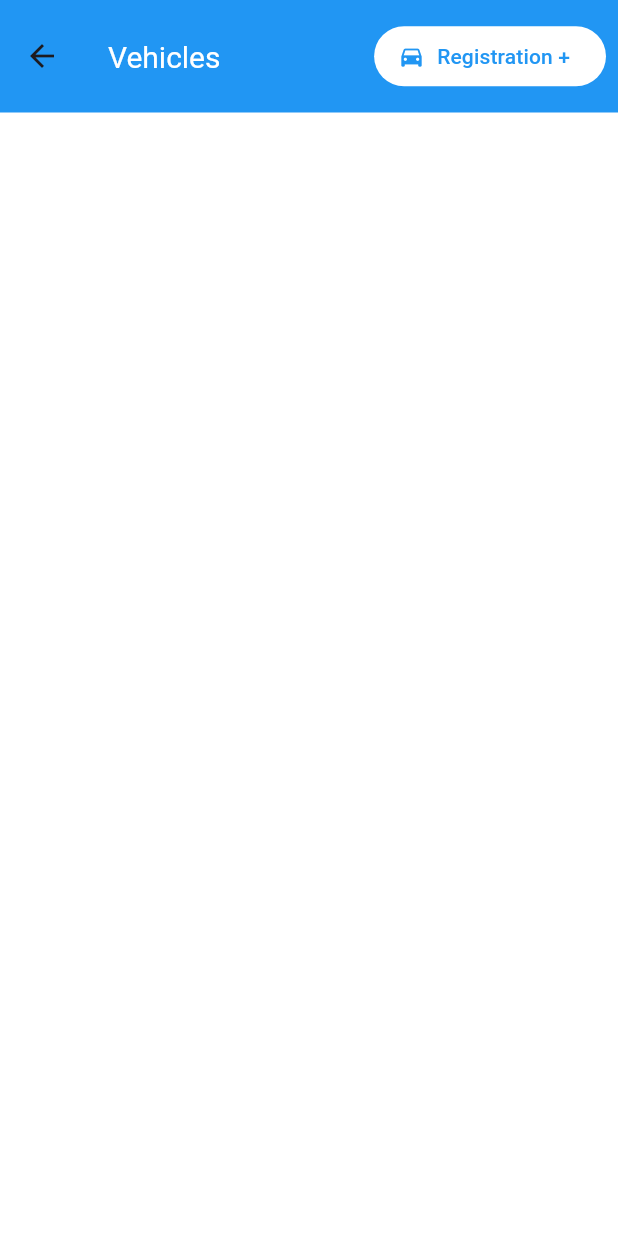
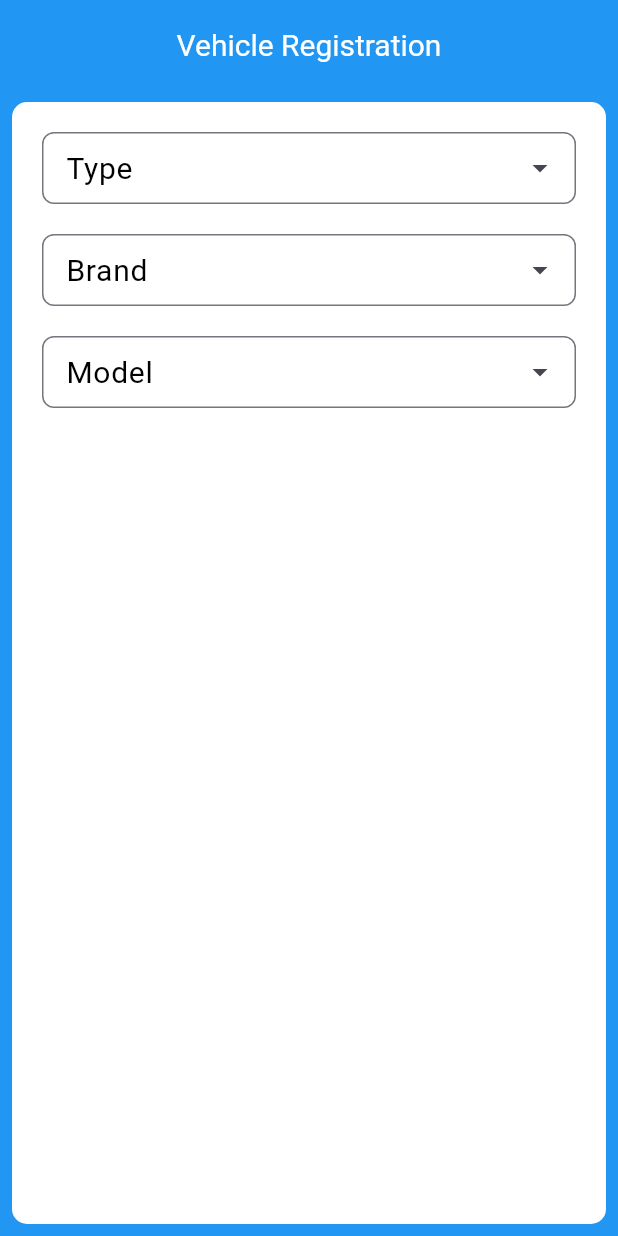
Before and after one commit to JoaoReinert/App_aluguel_de_veiculos, a Flutter app: the VehicleRegistrationPage screen opened by its route, after a tap on "Registration +", on a phone screen of 412 x 824 dp. Run offline on Flutter 3.47's test engine with Material 3 defaults, Android fonts, the phone set to English and light mode, and no system bars; drawn by our look-alikes of dropdown_search; our stand-ins replace sqflite; accounts and stored records are empty.

Commit message:
Descreva as alterações que você fez

```diff
--- /dev/null
+++ b/lib/models/brands_model.dart
@@ -0,0 +1,10 @@
+class BrandsModel {
+  final String id;
+  final String name;
+
+  BrandsModel({required this.id, required this.name});
+
+  static fromJson(Map<String, dynamic> json) {
+    return BrandsModel(id: json['code'], name: json['name']);
+  }
+}
--- /dev/null
+++ b/lib/models/vehicle_models_model.dart
@@ -0,0 +1,10 @@
+class VehicleModels {
+  final String id;
+  final String name;
+
+  VehicleModels({required this.id, required this.name});
+
+  static fromJson(Map<String, dynamic> json) {
+    return VehicleModels(id: json['code'], name: json['name']);
+  }
+}
--- a/lib/my_widget.dart
+++ b/lib/my_widget.dart
@@ -1,4 +1,5 @@
 import 'package:flutter/material.dart';
+import 'package:projeto_final_lince/pages/VehicleListPage/vehicle_list_page.dart';
 import 'models/customers_model.dart';
 import 'models/managers_model.dart';
 import 'pages/CustomerDataPage/customer_data_page.dart';
@@ -49,6 +50,7 @@ class MyWidget extends StatelessWidget {
         '/vehicleRegistrationPage': (context) =>
             const VehicleRegistrationPage(),
         '/rentsPage': (context) => const RentsPage(),
+        '/vehicle': (context) => const VehicleRegisterrrr(),
       },
     );
   }
--- a/lib/pages/HomePage/home_page.dart
+++ b/lib/pages/HomePage/home_page.dart
@@ -3,7 +3,7 @@ import 'package:provider/provider.dart';
 import '../CustomerRegistrationPage/customer_registration_page.dart';
 import '../ManagersRegisterPage/managers_register_page.dart';
 import '../RentsPage/rents_page.dart';
-import '../VehicleRegistrationPage/vehicle_registration_page.dart';
+import '../VehicleListPage/vehicle_list_page.dart';
 
 ///criacao do provider da home page para passar as funcoes de navegacao
 class HomeState extends ChangeNotifier {
@@ -35,7 +35,8 @@ class HomePage extends StatelessWidget {
   @override
   Widget build(BuildContext context) {
     print(
-      'Theme.of(context).bottomNavigationBarTheme.backgroundColor: ${Theme.of(context).bottomNavigationBarTheme.backgroundColor}',
+      'Theme.of(context).bottomNavigationBarTheme.backgroundColor: '
+          '${Theme.of(context).bottomNavigationBarTheme.backgroundColor}',
     );
 
     return ChangeNotifierProvider(
--- /dev/null
+++ b/lib/pages/VehicleListPage/vehicle_list_page.dart
@@ -0,0 +1,34 @@
+import 'package:flutter/material.dart';
+
+import '../../utils/standard_form_button.dart';
+
+///criacao da tela de resgistro do veiculo
+class VehicleRegistrationPage extends StatelessWidget {
+  ///instancia da classe
+  const VehicleRegistrationPage({super.key});
+
+  @override
+  Widget build(BuildContext context) {
+    return Scaffold(
+      appBar: AppBar(
+        title: const Text('Vehicles'),
+        actions: [
+          Padding(
+            padding: EdgeInsets.all(8.0),
+            child: StandardFormButton(
+              onpressed: () {
+                Navigator.pushNamed(context, '/vehicle');
+              },
+              icon: const Icon(
+                Icons.directions_car,
+                color: Colors.blue,
+              ),
+              label: 'Registration +',
+            ),
+          ),
+        ],
+      ),
+
+    );
+  }
+}
--- a/lib/pages/VehicleRegistrationPage/vehicle_registration_page.dart
+++ b/lib/pages/VehicleRegistrationPage/vehicle_registration_page.dart
@@ -1,35 +1,120 @@
+import 'dart:convert';
+
 import 'package:flutter/material.dart';
-
-import '../../utils/standard_form_button.dart';
+import 'package:http/http.dart' as http;
+import 'package:provider/provider.dart';
+import 'package:dropdown_search/dropdown_search.dart';
+import '../../models/brands_model.dart';
+import '../../models/vehicle_models_model.dart';
+import '../../theme.dart';
 
 class VehicleState extends ChangeNotifier {
+  List<String> vehicleTypes = ['cars', 'motorcycles', 'trucks'];
+  String? selectedType;
+  List<BrandsModel> vehicleBrands = [];
+  BrandsModel? selectedBrand;
+  List<VehicleModels> vehicleModels = [];
+  VehicleModels? selectedModel;
 
+  final _controllerVehicleType = TextEditingController();
+  TextEditingController get controllerVehicleType => _controllerVehicleType;
+
+  Future<void> showBrands () async {
+    if (selectedType != null) {
+      selectedBrand = null;
+      vehicleBrands = [];
+      final response = await http.get(Uri.parse('https://fipe.parallelum.com.br/api/v2/$selectedType/brands'),);
+      final List <dynamic> data = jsonDecode(response.body);
+      for (final it in data) {
+        vehicleBrands.add(BrandsModel.fromJson(it));
+      }
+      notifyListeners();
+    }
+  }
+  Future<void> showModels () async {
+    if (selectedBrand != null) {
+      selectedModel = null;
+      vehicleModels = [];
+      final response = await http.get(Uri.parse('https://fipe.parallelum.com.br/api/v2/$selectedType/brands/'
+          '${selectedBrand!.id}/models'),);
+      final List <dynamic> data = jsonDecode(response.body);
+      for (final it in data) {
+        vehicleModels.add(VehicleModels.fromJson(it));
+      }
+      notifyListeners();
+    }
+  }
 }
-///criacao da tela de resgistro do veiculo
-class VehicleRegistrationPage extends StatelessWidget {
-  ///instancia da classe
-  const VehicleRegistrationPage({super.key});
+
+class VehicleRegisterrrr extends StatelessWidget {
+  const VehicleRegisterrrr({super.key});
 
   @override
   Widget build(BuildContext context) {
-    return Scaffold(
-      appBar: AppBar(
-        title: const Text('Vehicles'),
-        actions: [
-          Padding(
-            padding: EdgeInsets.all(8.0),
-            child: StandardFormButton(
-              onpressed: () {},
-              icon: const Icon(
-                Icons.directions_car,
-                color: Colors.blue,
+    return ChangeNotifierProvider( create: (context) => VehicleState(),
+      child: Consumer<VehicleState>(
+        builder: (_, state,__) {
+          return Scaffold(
+            resizeToAvoidBottomInset: false,
+            appBar: AppBar(
+              title: const Center(child: Text('Vehicle Registration'),),
+              automaticallyImplyLeading: false,
+              toolbarHeight: 60,
+            ),
+            backgroundColor: Colors.blue,
+            body: Container(
+              margin: const EdgeInsets.all(8),
+              decoration: BoxDecoration(
+                color: Colors.white,
+                borderRadius: BorderRadius.circular(10),
               ),
-              label: 'Registration +',
-            ),
-          ),
-        ],
+              child: Padding(
+                padding: const EdgeInsets.all(20),
+                child: Column(
+                    children: [
+                      DropdownSearch<String>(
+                        dropdownDecoratorProps: dropdownDecoration('Type'),
+                        popupProps: PopupProps.menu(
+                          searchFieldProps: searchFieldDecoration(),
+                          showSearchBox: true,
+                        ),
+                        items: state.vehicleTypes,
+                        selectedItem: state.selectedType,
+                      ),
+                      SizedBox(height: 20,),
+                      DropdownSearch<BrandsModel>(
+                        dropdownDecoratorProps: dropdownDecoration('Brand'),
+                        popupProps: PopupProps.menu(
+                          searchFieldProps: searchFieldDecoration(),
+                          showSearchBox: true,
+                        ),
+                        items: state.vehicleBrands,
+                        onChanged: (value) {
+                          state.selectedBrand = value;
+                          state.showModels();
+                        },
+                        selectedItem: state.selectedBrand,
+                      ),
+                      SizedBox(height: 20,),
+                      DropdownSearch<VehicleModels>(
+                        dropdownDecoratorProps: dropdownDecoration('Model'),
+                        popupProps: PopupProps.menu(
+                          searchFieldProps: searchFieldDecoration(),
+                          showSearchBox: true,
+                        ),
+                        items: state.vehicleModels,
+                        onChanged: (value) {
+                          state.selectedModel = value;
+                        },
+                        selectedItem: state.selectedModel,
+                      )
+                    ],
+                  ),
+                ),
+              ),
+          );
+        }
       ),
-
     );
   }
 }
--- a/lib/theme.dart
+++ b/lib/theme.dart
@@ -1,3 +1,5 @@
+import 'package:dropdown_search/dropdown_search.dart';
+import 'package:flutter/cupertino.dart';
 import 'package:flutter/material.dart';
 
 ThemeData theme(BuildContext context) {
@@ -48,3 +50,39 @@ InputDecoration decorationForm(String label) {
     ),
   );
 }
+
+DropDownDecoratorProps dropdownDecoration(String label) {
+  return DropDownDecoratorProps(
+    dropdownSearchDecoration: InputDecoration(
+      errorBorder: const OutlineInputBorder(
+        borderSide: BorderSide(color: Colors.red, width: 2),
+        borderRadius: BorderRadius.all(
+          Radius.circular(4),
+        ),
+      ),
+      labelText: label, labelStyle: TextStyle(color: Colors.black, fontSize: 20),
+      border: OutlineInputBorder(
+        borderRadius: BorderRadius.circular(8),
+      ),
+      contentPadding: const EdgeInsets.symmetric(
+        horizontal: 12,
+        vertical: 4,
+      ),
+    ),
+  );
+}
+
+TextFieldProps searchFieldDecoration() {
+  return const TextFieldProps(
+    decoration: InputDecoration(
+      border: OutlineInputBorder(
+        borderRadius: BorderRadius.all(Radius.circular(8)),
+      ),
+      prefixIcon: Icon(Icons.search)
+    ),
+    style: TextStyle(
+      color: Colors.black,
+      fontSize: 16,
+    ),
+  );
+}
--- a/pubspec.yaml
+++ b/pubspec.yaml
@@ -43,6 +43,7 @@ dependencies:
   intl: ^0.19.0
   path: ^1.9.0
   http: ^1.2.1
+  dropdown_search: ^5.0.6
 
 dev_dependencies:
   flutter_test:
```
Also changed, not shown: pubspec.lock.
